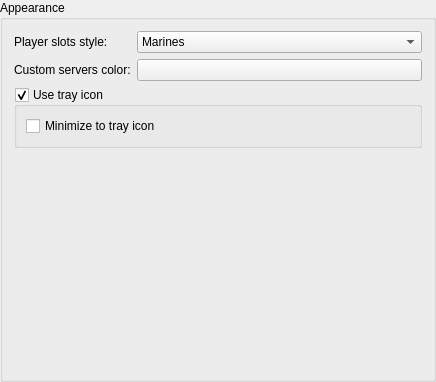
Old version of the form src/gui/cfgAppearance.ui in the repository Destroyerrrocket/doomseeker-unofficial.
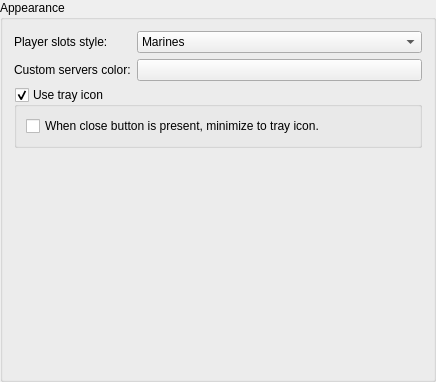
New version of the form.

Commit message: - Minimizing to tray icon (or closing to be exact) should now work properly.

Patch:
```diff
--- a/src/gui/cfgAppearance.ui
+++ b/src/gui/cfgAppearance.ui
@@ -85,7 +85,7 @@
       <item>
        <widget class="QCheckBox" name="cbMinimizeToTrayIcon">
         <property name="text">
-         <string>Minimize to tray icon</string>
+         <string>When close button is present, minimize to tray icon.</string>
         </property>
        </widget>
       </item>
```
Left out of the diff: 2 changed lines with no effect on the pictures. The commit also changes 4 other files.
